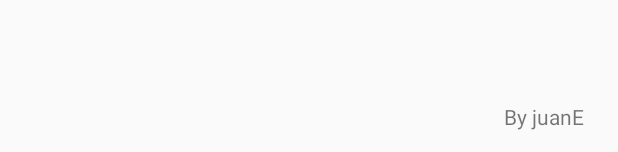
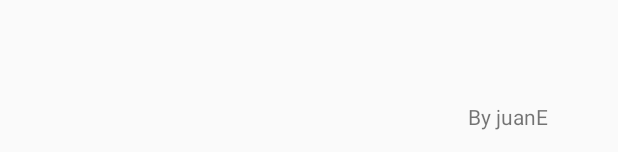
Before and after one commit to juane619/MyRemoteControlClient, an Android app: the layout main_fragment.xml on its own in the app's theme, with its tools: preview values and no code run, on a phone screen of 412 x 824 dp. Shown: the part 1081-1233 px from the top of the screen. Run offline under Robolectric (Android 15) with nearby library versions, the phone set to English and light mode, and no system bars.

```diff
--- a/app/src/main/res/layout/main_fragment.xml
+++ b/app/src/main/res/layout/main_fragment.xml
@@ -182,10 +182,10 @@
         app:layout_constraintTop_toBottomOf="@+id/textViewConexion" />
 
     <TextView
-        android:id="@+id/textView"
+        android:id="@+id/versionTextView"
         android:layout_width="wrap_content"
         android:layout_height="wrap_content"
-        android:layout_marginStart="336dp"
+        android:layout_marginStart="312dp"
         android:layout_marginBottom="16dp"
         android:text="By juanE"
         app:layout_constraintBottom_toBottomOf="parent"
```
Also changed, not shown: app/src/main/java/com/juane/arduino/myapplication/ui/main/MainFragment.java (+12 -0 lines).
